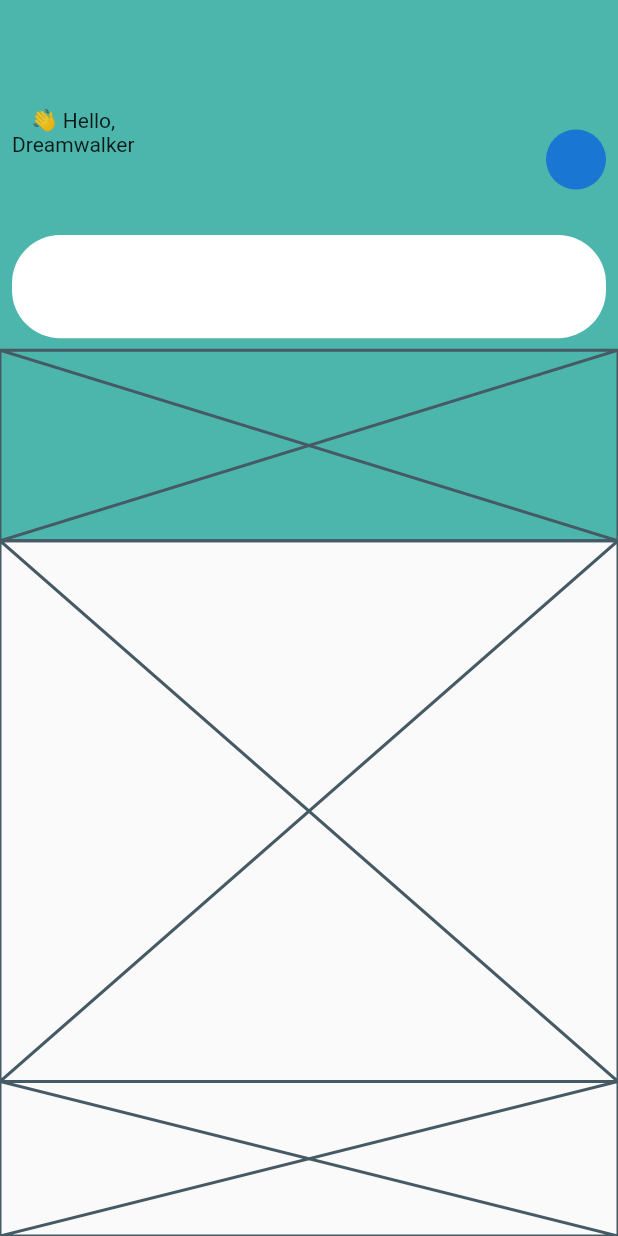
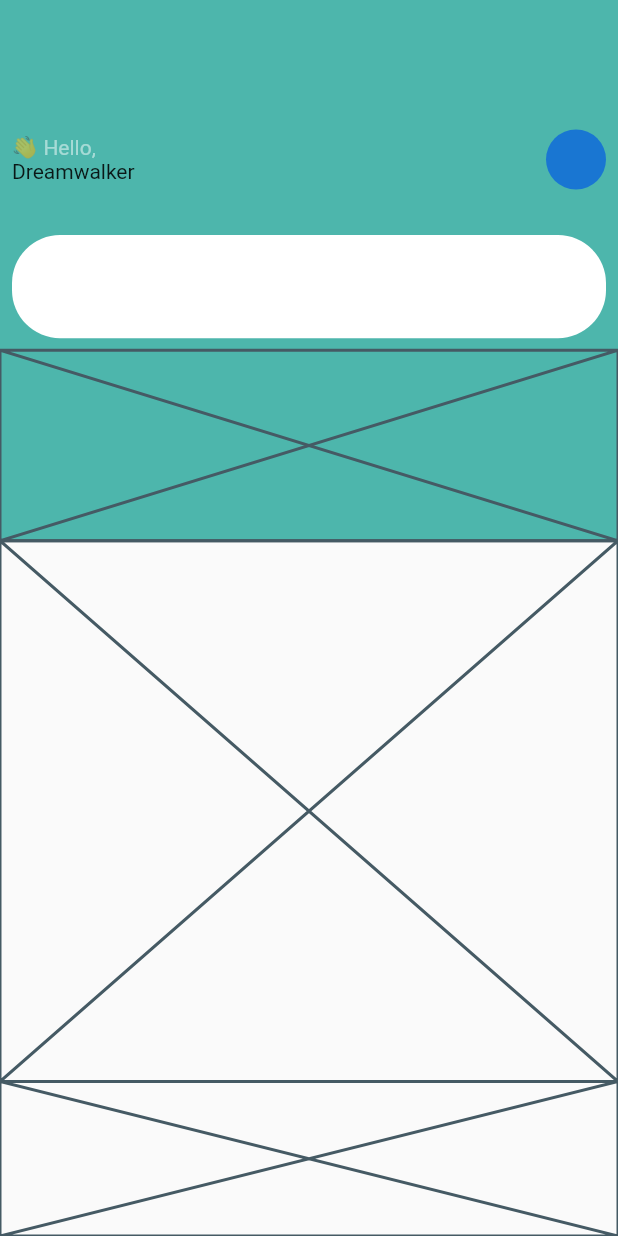
Before and after one commit to JAICHANGPARK/flutter_notebook_14th_story, a Flutter app: the screen it shows after launch, on a phone screen of 412 x 824 dp. Run offline on Flutter 3.47's test engine with Material 2 defaults, Android fonts, the phone set to English and light mode, and no system bars; our stand-ins replace date_picker_timeline, flutter_advanced_switch, flutter_lorem, get, google_fonts, line_icons; missing offline and left inert: rpgnamegenerator.

Commit message:
Update daa_home_page.dart

```diff
--- a/lib/ep877_doctor_appointment_app/ui/daa_home_page.dart
+++ b/lib/ep877_doctor_appointment_app/ui/daa_home_page.dart
@@ -30,8 +30,12 @@ class _DAAHomePageState extends State<DAAHomePage> {
                           mainAxisAlignment: MainAxisAlignment.spaceBetween,
                           children: [
                             Column(
+                              mainAxisAlignment: MainAxisAlignment.center,
+                              crossAxisAlignment: CrossAxisAlignment.start,
                               children: [
-                                Text("👋 Hello,"),
+                                Text("👋 Hello,",style: TextStyle(
+                                  color: Colors.white.withOpacity(0.5)
+                                ),),
                                 Text("Dreamwalker")
                               ],
                             ),
```
